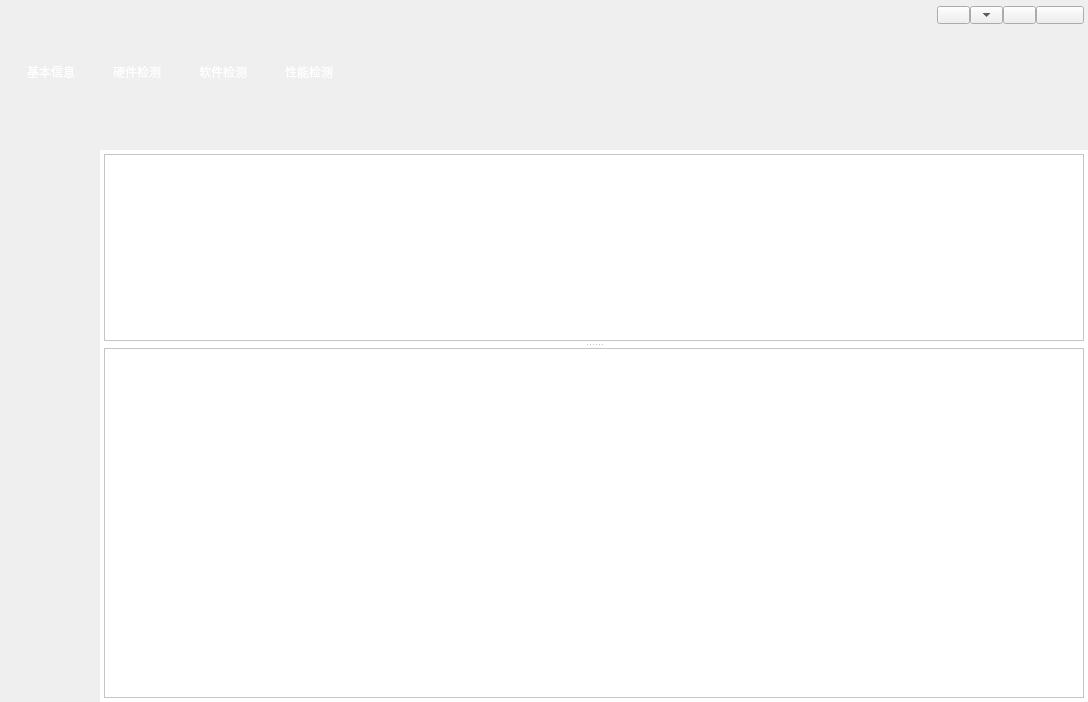
wsh993390188/SV-Assisstant, file QT/SV-Assistant-Basically/sv_assistant_basic_window.ui: the form before one commit.
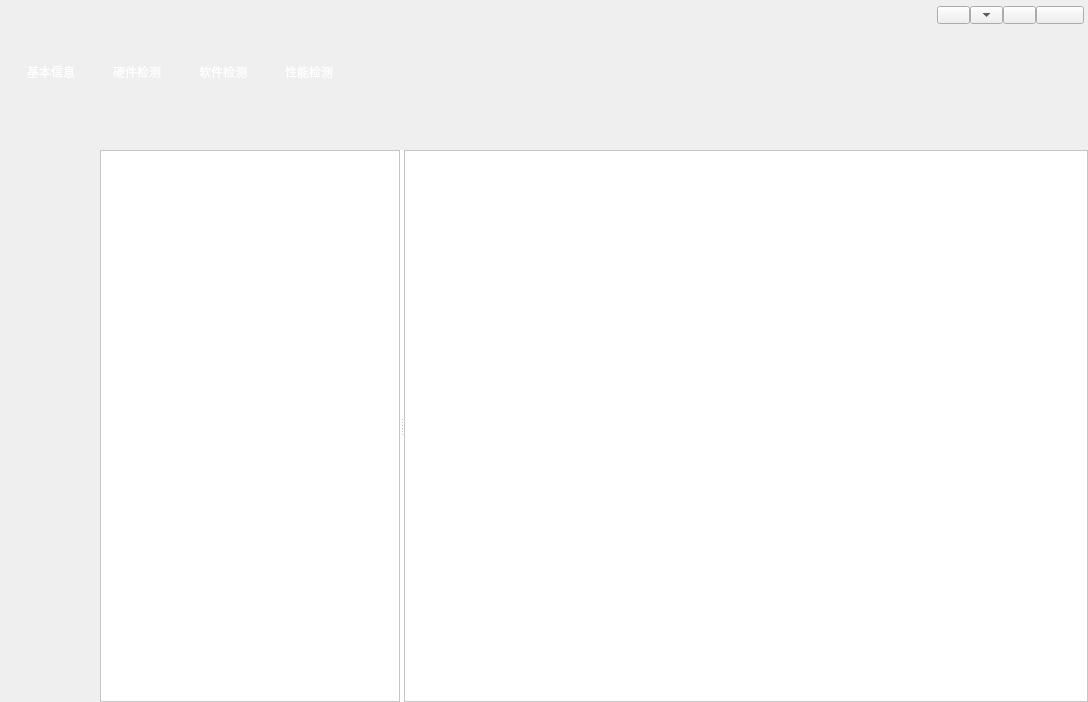
The form after the commit. The open tabs and pages were chosen to show the change. Icons and pictures are not drawn. Custom widgets are drawn as their Qt base class.

What changed in the file:
```diff
--- a/QT/SV-Assistant-Basically/sv_assistant_basic_window.ui
+++ b/QT/SV-Assistant-Basically/sv_assistant_basic_window.ui
@@ -632,44 +632,38 @@
             <widget class="MonitorWidget" name="Monitorpage"/>
             <widget class="AudioWidget" name="Audiopage"/>
             <widget class="QWidget" name="Networkpage">
-             <layout class="QHBoxLayout" name="horizontalLayout_3" stretch="0">
+             <layout class="QHBoxLayout" name="horizontalLayout_3">
               <property name="spacing">
-               <number>4</number>
+               <number>0</number>
               </property>
               <property name="leftMargin">
-               <number>4</number>
+               <number>0</number>
               </property>
               <property name="topMargin">
-               <number>4</number>
+               <number>0</number>
               </property>
               <property name="rightMargin">
-               <number>4</number>
+               <number>0</number>
               </property>
               <property name="bottomMargin">
-               <number>4</number>
+               <number>0</number>
               </property>
               <item>
-               <widget class="QSplitter" name="Networksplitter">
-                <property name="styleSheet">
-                 <string notr="true">border-color: rgb(255, 255, 255);</string>
-                </property>
+               <widget class="QSplitter" name="splitter">
                 <property name="orientation">
-                 <enum>Qt::Vertical</enum>
-                </property>
-                <property name="handleWidth">
-                 <number>7</number>
+                 <enum>Qt::Horizontal</enum>
                 </property>
                 <widget class="NetworkListWidget" name="NetworklistWidget">
                  <property name="minimumSize">
                   <size>
-                   <width>0</width>
-                   <height>150</height>
+                   <width>150</width>
+                   <height>500</height>
                   </size>
                  </property>
                  <property name="maximumSize">
                   <size>
-                   <width>16777215</width>
-                   <height>225</height>
+                   <width>300</width>
+                   <height>750</height>
                   </size>
                  </property>
                 </widget>
@@ -677,13 +671,13 @@
                  <property name="minimumSize">
                   <size>
                    <width>0</width>
-                   <height>350</height>
+                   <height>500</height>
                   </size>
                  </property>
                  <property name="maximumSize">
                   <size>
                    <width>16777215</width>
-                   <height>525</height>
+                   <height>750</height>
                   </size>
                  </property>
                 </widget>
```
